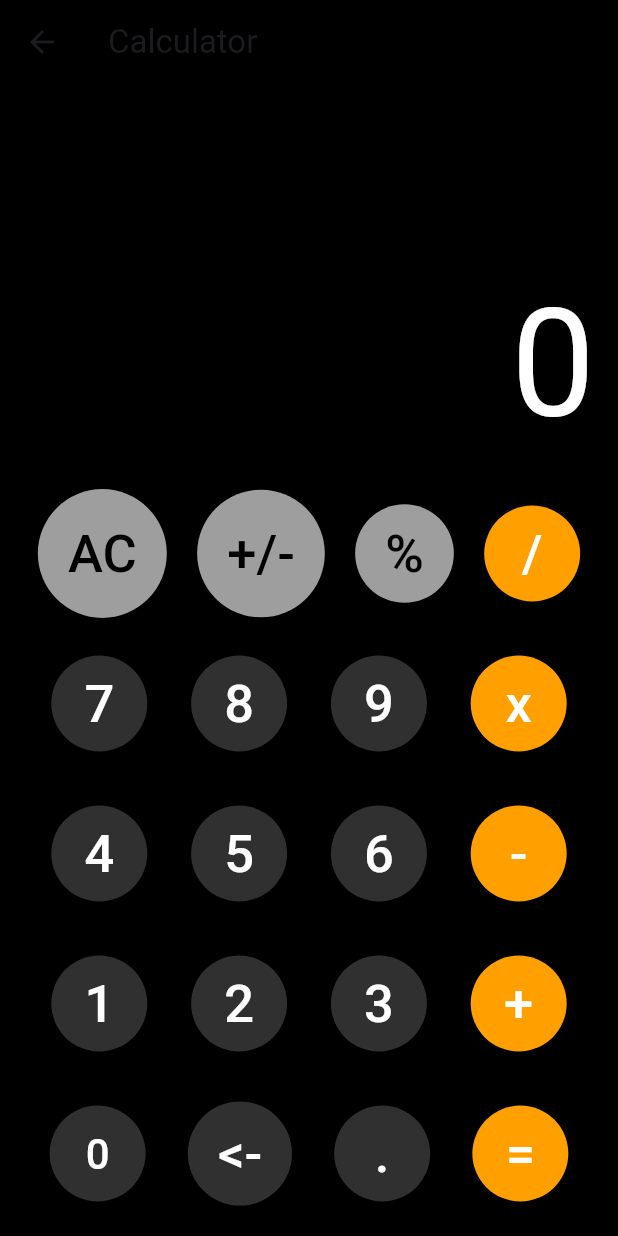
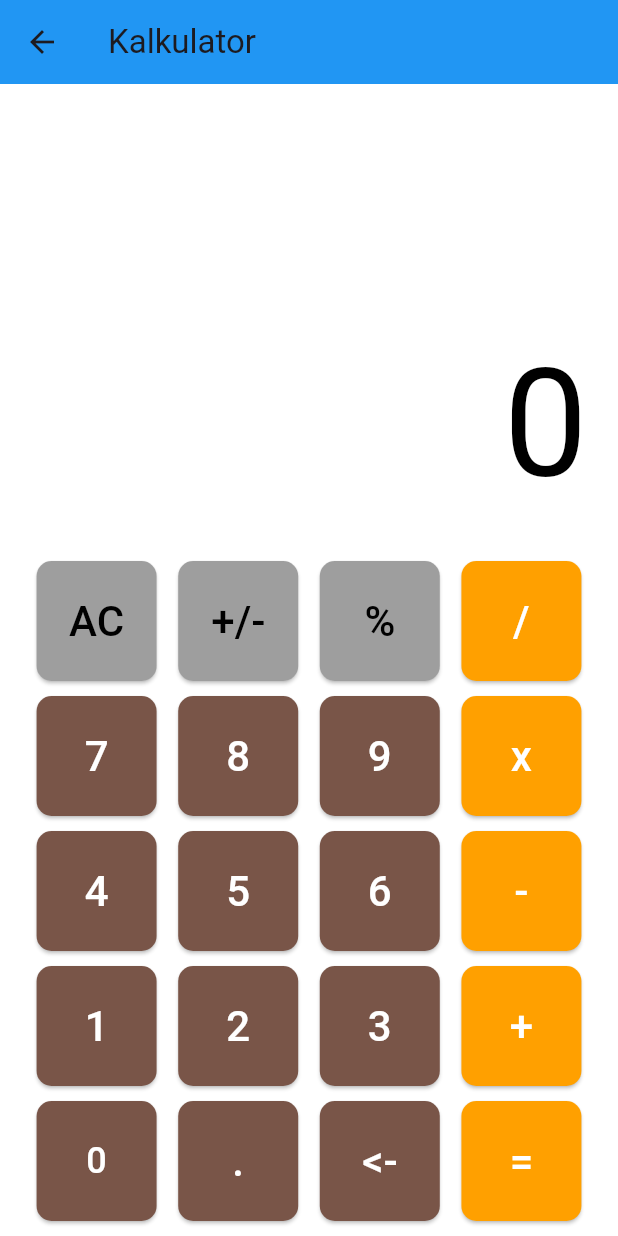
Before and after one commit to Sukron1632/Kalkulator, a Flutter app: the Calculator screen opened by its route, on a phone screen of 412 x 824 dp. Run offline on Flutter 3.47's test engine with Material 3 defaults, Android fonts, the phone set to English and light mode, and no system bars.

Commit message:
Inpo Mar

```diff
--- a/lib/kalkulator.dart
+++ b/lib/kalkulator.dart
@@ -18,8 +18,10 @@ class _CalculatorState extends State<Calculator> {
   double storedResult = 0; // Menyimpan hasil operasi terakhir
 
   Widget calcButton(String btntxt, Color btncolor, Color txtcolor,
-      {double fontSize = 35}) {
+      {double fontSize = 28}) {
     return Container(
+      width: 80,
+      height: 80,
       child: ElevatedButton(
         onPressed: () {
           calculation(btntxt);
@@ -32,8 +34,10 @@ class _CalculatorState extends State<Calculator> {
           ),
         ),
         style: ElevatedButton.styleFrom(
-          shape: CircleBorder(),
-          padding: EdgeInsets.all(20),
+          shape: RoundedRectangleBorder(
+            borderRadius: BorderRadius.circular(10),
+          ),
+          padding: EdgeInsets.all(16),
           backgroundColor: btncolor,
         ),
       ),
@@ -43,13 +47,19 @@ class _CalculatorState extends State<Calculator> {
   @override
   Widget build(BuildContext context) {
     return Scaffold(
-      backgroundColor: Colors.black,
+      backgroundColor: Colors.white,
       appBar: AppBar(
-        title: Text('Calculator'),
-        backgroundColor: Colors.black,
+        title: Text('Kalkulator'),
+        backgroundColor: Colors.blue,
+        leading: IconButton(
+          icon: Icon(Icons.arrow_back),
+          onPressed: () {
+            Navigator.pop(context); // Tombol "back" yang mengarah ke halaman sebelumnya
+          },
+        ),
       ),
       body: Padding(
-        padding: EdgeInsets.symmetric(horizontal: 5),
+        padding: EdgeInsets.symmetric(horizontal: 10),
         child: Column(
           mainAxisAlignment: MainAxisAlignment.end,
           children: <Widget>[
@@ -62,9 +72,9 @@ class _CalculatorState extends State<Calculator> {
                     padding: const EdgeInsets.all(10.0),
                     child: Text(
                       text,
-                      textAlign: TextAlign.left,
+                      textAlign: TextAlign.right,
                       style: TextStyle(
-                        color: Colors.white,
+                        color: Colors.black,
                         fontSize: 100,
                       ),
                     ),
@@ -72,6 +82,7 @@ class _CalculatorState extends State<Calculator> {
                 ],
               ),
             ),
+            SizedBox(height: 10),
             Row(
               mainAxisAlignment: MainAxisAlignment.spaceEvenly,
               children: <Widget>[
@@ -85,9 +96,9 @@ class _CalculatorState extends State<Calculator> {
             Row(
               mainAxisAlignment: MainAxisAlignment.spaceEvenly,
               children: <Widget>[
-                calcButton('7', Colors.grey[850]!, Colors.white),
-                calcButton('8', Colors.grey[850]!, Colors.white),
-                calcButton('9', Colors.grey[850]!, Colors.white),
+                calcButton('7', Colors.brown, Colors.white),
+                calcButton('8', Colors.brown, Colors.white),
+                calcButton('9', Colors.brown, Colors.white),
                 calcButton('x', Colors.amber[700]!, Colors.white),
               ],
             ),
@@ -95,9 +106,9 @@ class _CalculatorState extends State<Calculator> {
             Row(
               mainAxisAlignment: MainAxisAlignment.spaceEvenly,
               children: <Widget>[
-                calcButton('4', Colors.grey[850]!, Colors.white),
-                calcButton('5', Colors.grey[850]!, Colors.white),
-                calcButton('6', Colors.grey[850]!, Colors.white),
+                calcButton('4', Colors.brown, Colors.white),
+                calcButton('5', Colors.brown, Colors.white),
+                calcButton('6', Colors.brown, Colors.white),
                 calcButton('-', Colors.amber[700]!, Colors.white),
               ],
             ),
@@ -105,9 +116,9 @@ class _CalculatorState extends State<Calculator> {
             Row(
               mainAxisAlignment: MainAxisAlignment.spaceEvenly,
               children: <Widget>[
-                calcButton('1', Colors.grey[850]!, Colors.white),
-                calcButton('2', Colors.grey[850]!, Colors.white),
-                calcButton('3', Colors.grey[850]!, Colors.white),
+                calcButton('1', Colors.brown, Colors.white),
+                calcButton('2', Colors.brown, Colors.white),
+                calcButton('3', Colors.brown, Colors.white),
                 calcButton('+', Colors.amber[700]!, Colors.white),
               ],
             ),
@@ -115,9 +126,9 @@ class _CalculatorState extends State<Calculator> {
             Row(
               mainAxisAlignment: MainAxisAlignment.spaceEvenly,
               children: <Widget>[
-                calcButton('0', Colors.grey[850]!, Colors.white, fontSize: 28),
-                calcButton('<-', Colors.grey[850]!, Colors.white),
-                calcButton('.', Colors.grey[850]!, Colors.white),
+                calcButton('0', Colors.brown, Colors.white, fontSize: 24),
+                calcButton('.', Colors.brown, Colors.white),
+                calcButton('<-', Colors.brown, Colors.white),
                 calcButton('=', Colors.amber[700]!, Colors.white),
               ],
             ),
--- a/lib/login.dart
+++ b/lib/login.dart
@@ -85,7 +85,7 @@ class _LoginPageState extends State<LoginPage> {
       onPressed: () {
         // Verifikasi username dan password yang hardcode
         if (usernameController.text == "admin" && passwordController.text == "123") {
-          Navigator.pushNamed(context, '/kalkulator'); // Navigasi ke halaman kalkulator
+          Navigator.pushNamed(context, '/beranda'); // Navigasi ke halaman kalkulator
         } else {
           // Jika login gagal, tampilkan pesan kesalahan
           ScaffoldMessenger.of(context).showSnackBar(
--- a/lib/main.dart
+++ b/lib/main.dart
@@ -1,6 +1,8 @@
 import 'package:flutter/material.dart';
 import 'login.dart'; // Pastikan path sesuai dengan lokasi file login.dart
+import 'beranda.dart'; // Pastikan path sesuai dengan lokasi file beranda.dart
 import 'kalkulator.dart'; // Pastikan path sesuai dengan lokasi file kalkulator.dart
+import 'pengecekan.dart'; // Pastikan path sesuai dengan lokasi file pengecekan.dart
 
 void main() {
   runApp(MyApp());
@@ -11,9 +13,12 @@ class MyApp extends StatelessWidget {
   Widget build(BuildContext context) {
     return MaterialApp(
       debugShowCheckedModeBanner: false,
-      home: LoginPage(),
+      initialRoute: '/login', // Rute awal adalah halaman login
       routes: {
-        '/kalkulator': (context) => Calculator(),
+        '/login': (context) => LoginPage(), // Halaman login
+        '/beranda': (context) => BerandaPage(), // Halaman beranda setelah login berhasil
+        '/kalkulator': (context) => Calculator(), // Halaman kalkulator setelah beranda
+        '/pengecekan': (context) => PengecekanPage(), // Halaman pengecekan setelah beranda
       },
     );
   }
```
Also changed, not shown: lib/beranda.dart (added, +70 -0 lines), lib/pengecekan.dart (added, +182 -0 lines).
